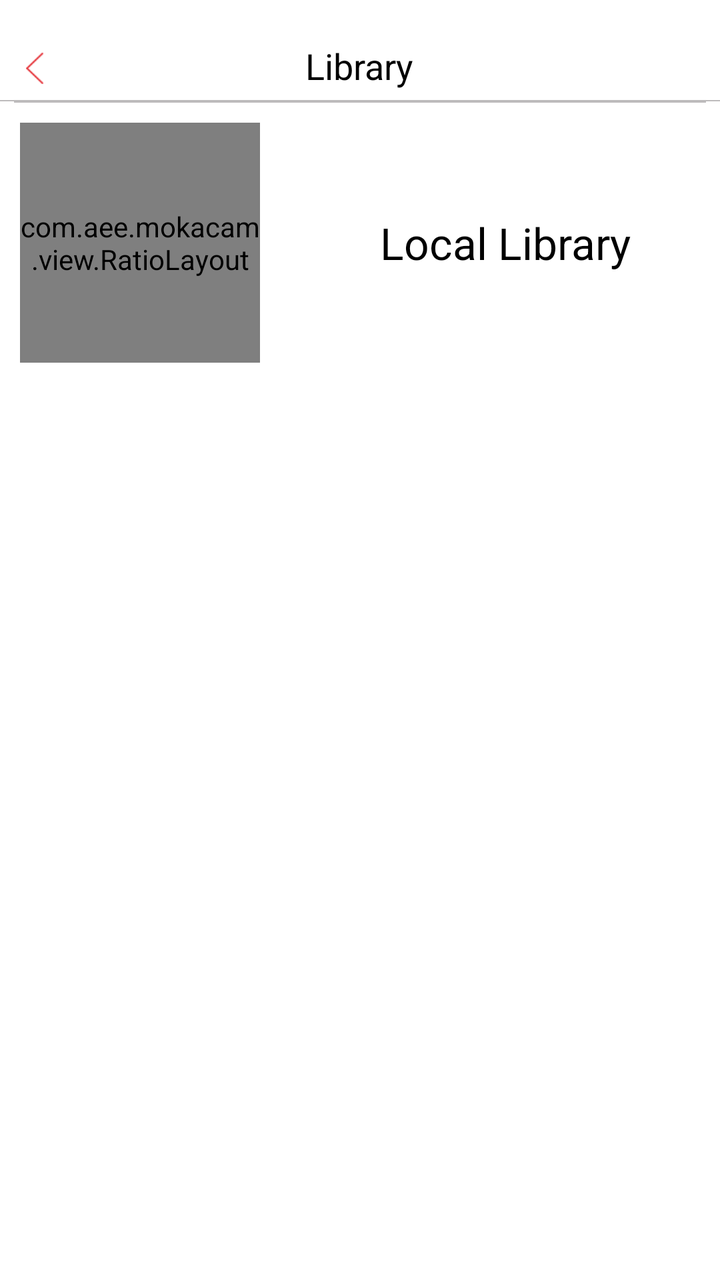
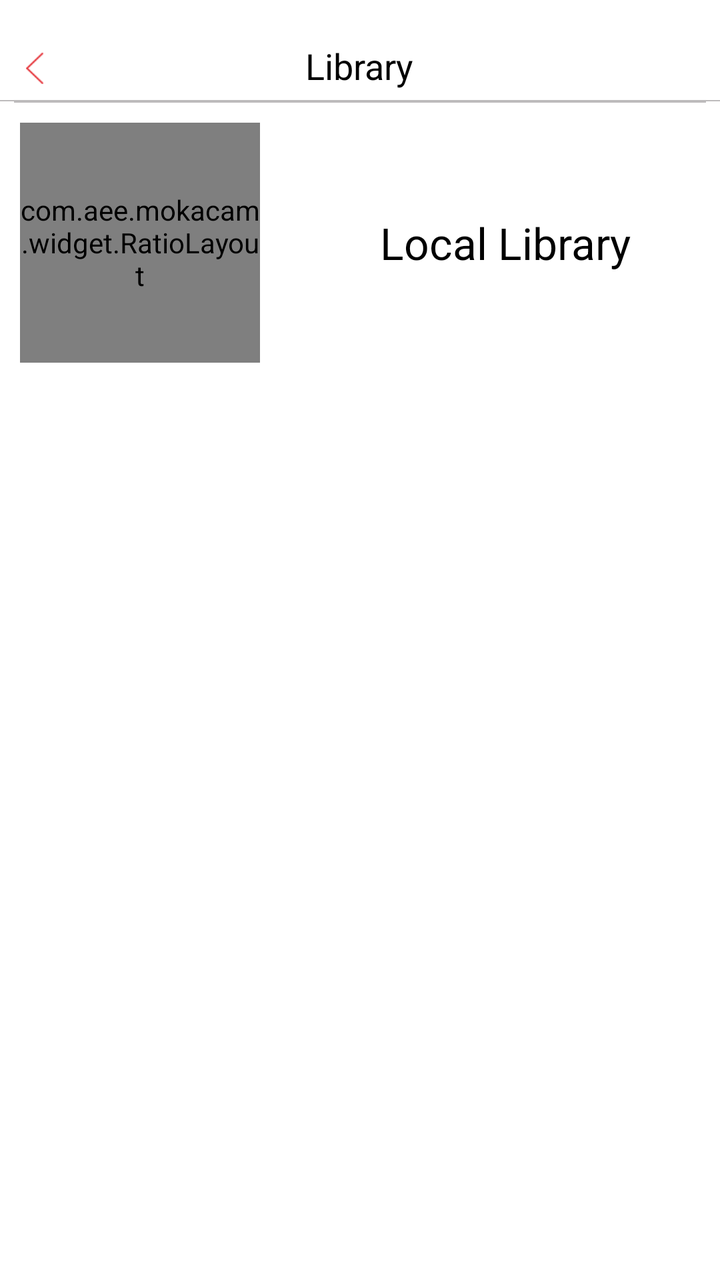

An Android layout rendered at two revisions. The XML below is the earlier revision; the diff shows what the commit changed to produce the second picture.
<!-- AndroidManifest.xml: application theme AppTheme -->
<!-- res/layout/activity_selectlibrary.xml -->
<?xml version="1.0" encoding="utf-8"?>
<LinearLayout android:orientation="vertical" android:background="#ffffffff" android:layout_width="fill_parent" android:layout_height="fill_parent"
  xmlns:android="http://schemas.android.com/apk/res/android"
  xmlns:aee="http://schemas.android.com/apk/res/com.aee.mokacam">
    <RelativeLayout android:background="#ffffffff" android:layout_width="fill_parent" android:layout_height="50.0dip">
        <ImageView android:id="@+id/iv_selectlib_back" android:padding="8.0dip" android:layout_width="wrap_content" android:layout_height="wrap_content" android:layout_marginLeft="5.0dip" android:src="@drawable/main_back" android:layout_alignParentLeft="true" android:layout_alignParentBottom="true" />
        <TextView android:textSize="18.0sp" android:textColor="#ff000000" android:layout_width="wrap_content" android:layout_height="wrap_content" android:layout_marginBottom="5.0dip" android:text="@string/library_title" android:layout_alignParentBottom="true" android:layout_centerHorizontal="true" />
    </RelativeLayout>
    <View android:background="#ffbdbbbc" android:layout_width="fill_parent" android:layout_height="0.5dip" />
    <RelativeLayout android:id="@+id/rl_camera_library" android:visibility="gone" android:layout_width="fill_parent" android:layout_height="120.0dip" android:layout_margin="10.0dip">
        <com.aee.mokacam.view.RatioLayout android:id="@+id/ratiolayout1" android:layout_width="120.0dip" android:layout_height="120.0dip" aee:picRatio="1.0">
            <ImageView android:id="@+id/iv_camera_library" android:background="@drawable/icon_lib_bg" android:layout_width="120.0dip" android:layout_height="120.0dip" android:scaleType="fitXY" />
            <ImageView android:layout_gravity="center" android:id="@+id/iv_cameralib_play" android:visibility="gone" android:layout_width="wrap_content" android:layout_height="wrap_content" android:src="@drawable/play_lib" />
        </com.aee.mokacam.view.RatioLayout>
        <TextView android:textSize="22.0sp" android:textColor="#ff000000" android:layout_width="wrap_content" android:layout_height="wrap_content" android:layout_marginLeft="60.0dip" android:text="@string/camera_lib" android:layout_toRightOf="@+id/ratiolayout1" android:layout_centerVertical="true" />
    </RelativeLayout>
    <View android:background="#ffbdbbbc" android:layout_width="fill_parent" android:layout_height="0.5dip" android:layout_marginLeft="7.0dip" android:layout_marginRight="7.0dip" />
    <RelativeLayout android:id="@+id/rl_local_library" android:layout_width="fill_parent" android:layout_height="120.0dip" android:layout_margin="10.0dip">
        <com.aee.mokacam.view.RatioLayout android:id="@+id/ratiolayout2" android:layout_width="120.0dip" android:layout_height="120.0dip" aee:picRatio="1.0">
            <ImageView android:id="@+id/iv_local_library" android:background="@drawable/icon_lib_bg" android:layout_width="120.0dip" android:layout_height="120.0dip" android:scaleType="fitXY" />
            <ImageView android:layout_gravity="center" android:id="@+id/iv_locallib_play" android:visibility="gone" android:layout_width="wrap_content" android:layout_height="wrap_content" android:src="@drawable/play_lib" />
        </com.aee.mokacam.view.RatioLayout>
        <TextView android:textSize="22.0sp" android:textColor="#ff000000" android:layout_width="wrap_content" android:layout_height="wrap_content" android:layout_marginLeft="60.0dip" android:text="@string/local_lib" android:layout_toRightOf="@+id/ratiolayout2" android:layout_centerVertical="true" />
    </RelativeLayout>
</LinearLayout>
<!-- resources referenced by this layout -->
<resources>
  <!-- drawable icon_lib_bg: png bitmap (drawable-xxhdpi, 914 bytes) -->
  <!-- drawable main_back: png bitmap (drawable-xhdpi, 489 bytes) -->
  <!-- drawable play_lib: png bitmap (drawable-xhdpi, 784 bytes) -->
  <string name="camera_lib">Camera Library</string>
  <string name="library_title">Library</string>
  <string name="local_lib">Local Library</string>
  <style name="AppTheme" parent="@style/AppBaseTheme" />
  <style name="AppBaseTheme" parent="@style/Theme.AppCompatCompatBridge" />
  <style name="Theme.AppCompatCompatBridge" parent="Theme.AppCompat.Light.NoActionBar">
          <item name="android:windowBackground">@android:color/white</item>
      </style>
</resources>

<!-- the commit's change to res/layout/activity_selectlibrary.xml (unified diff, before → after) -->
@@ -8,18 +8,18 @@
     </RelativeLayout>
     <View android:background="#ffbdbbbc" android:layout_width="fill_parent" android:layout_height="0.5dip" />
     <RelativeLayout android:id="@+id/rl_camera_library" android:visibility="gone" android:layout_width="fill_parent" android:layout_height="120.0dip" android:layout_margin="10.0dip">
-        <com.aee.mokacam.view.RatioLayout android:id="@+id/ratiolayout1" android:layout_width="120.0dip" android:layout_height="120.0dip" aee:picRatio="1.0">
+        <com.aee.mokacam.widget.RatioLayout android:id="@+id/ratiolayout1" android:layout_width="120.0dip" android:layout_height="120.0dip" aee:picRatio="1.0">
             <ImageView android:id="@+id/iv_camera_library" android:background="@drawable/icon_lib_bg" android:layout_width="120.0dip" android:layout_height="120.0dip" android:scaleType="fitXY" />
             <ImageView android:layout_gravity="center" android:id="@+id/iv_cameralib_play" android:visibility="gone" android:layout_width="wrap_content" android:layout_height="wrap_content" android:src="@drawable/play_lib" />
-        </com.aee.mokacam.view.RatioLayout>
+        </com.aee.mokacam.widget.RatioLayout>
         <TextView android:textSize="22.0sp" android:textColor="#ff000000" android:layout_width="wrap_content" android:layout_height="wrap_content" android:layout_marginLeft="60.0dip" android:text="@string/camera_lib" android:layout_toRightOf="@+id/ratiolayout1" android:layout_centerVertical="true" />
     </RelativeLayout>
     <View android:background="#ffbdbbbc" android:layout_width="fill_parent" android:layout_height="0.5dip" android:layout_marginLeft="7.0dip" android:layout_marginRight="7.0dip" />
     <RelativeLayout android:id="@+id/rl_local_library" android:layout_width="fill_parent" android:layout_height="120.0dip" android:layout_margin="10.0dip">
-        <com.aee.mokacam.view.RatioLayout android:id="@+id/ratiolayout2" android:layout_width="120.0dip" android:layout_height="120.0dip" aee:picRatio="1.0">
+        <com.aee.mokacam.widget.RatioLayout android:id="@+id/ratiolayout2" android:layout_width="120.0dip" android:layout_height="120.0dip" aee:picRatio="1.0">
             <ImageView android:id="@+id/iv_local_library" android:background="@drawable/icon_lib_bg" android:layout_width="120.0dip" android:layout_height="120.0dip" android:scaleType="fitXY" />
             <ImageView android:layout_gravity="center" android:id="@+id/iv_locallib_play" android:visibility="gone" android:layout_width="wrap_content" android:layout_height="wrap_content" android:src="@drawable/play_lib" />
-        </com.aee.mokacam.view.RatioLayout>
+        </com.aee.mokacam.widget.RatioLayout>
         <TextView android:textSize="22.0sp" android:textColor="#ff000000" android:layout_width="wrap_content" android:layout_height="wrap_content" android:layout_marginLeft="60.0dip" android:text="@string/local_lib" android:layout_toRightOf="@+id/ratiolayout2" android:layout_centerVertical="true" />
     </RelativeLayout>
 </LinearLayout>
